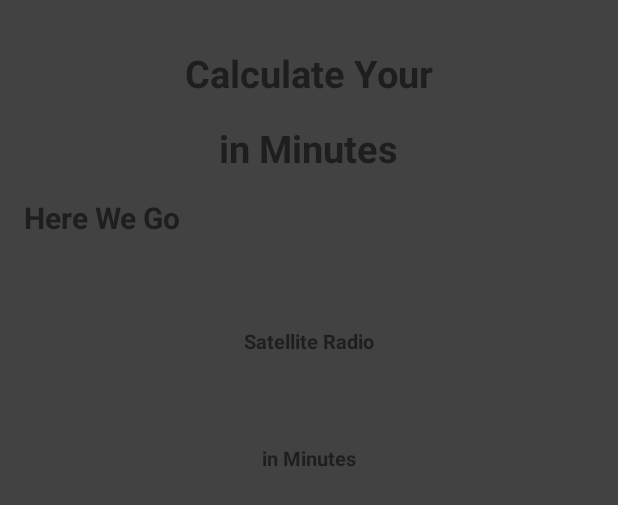
After one commit to sach1n1/ARCape, an Android app: the layout viewrender.xml on its own in the app's theme, with its tools: preview values and no code run, on a phone screen of 412 x 824 dp. The commit adds this screen. Shown: the top 505 px of the screen. Run offline under Robolectric (Android 15) with nearby library versions, the phone set to English and light mode, and no system bars.

Commit message:
viewRender sample iteration

```diff
--- /dev/null
+++ b/app/src/main/res/layout/viewrender.xml
@@ -0,0 +1,78 @@
+<?xml version="1.0" encoding="utf-8"?>
+<LinearLayout xmlns:android="http://schemas.android.com/apk/res/android"
+    xmlns:app="http://schemas.android.com/apk/res-auto"
+    xmlns:tools="http://schemas.android.com/tools"
+    android:background="@color/cardview_dark_background"
+    android:layout_width="match_parent"
+    android:layout_height="match_parent"
+    android:gravity="center_horizontal"
+    android:padding="16dp"
+    android:orientation="vertical"
+    tools:context=".MainActivity">
+
+    <TextView
+        android:layout_width="wrap_content"
+        android:layout_height="wrap_content"
+        android:layout_marginTop="15dp"
+        android:text="Calculate Your"
+        android:textSize="25sp"
+        android:textStyle="bold"
+        />
+
+
+
+    <TextView
+        android:layout_width="wrap_content"
+        android:layout_height="wrap_content"
+        android:layout_marginTop="15dp"
+        android:text="in Minutes"
+        android:textSize="25sp"
+        android:textStyle="bold"
+        />
+
+    <TextView
+
+        android:layout_width="match_parent"
+        android:layout_height="wrap_content"
+        android:text="Here We Go"
+        android:layout_marginTop="15dp"
+        android:textStyle="bold"
+        android:textSize="20sp"
+        ></TextView>
+
+    <TextView
+
+        android:layout_width="wrap_content"
+        android:layout_height="wrap_content"
+        android:layout_marginTop="30dp"
+        android:text=""
+        android:textSize="20dp"
+        android:textStyle="bold" />
+
+    <TextView
+        android:layout_width="wrap_content"
+        android:layout_height="wrap_content"
+        android:layout_marginTop="2dp"
+        android:text="Satellite Radio"
+        android:textSize="13dp"
+        android:textStyle="bold" />
+
+    <TextView
+
+        android:layout_width="wrap_content"
+        android:layout_height="wrap_content"
+        android:layout_marginTop="30dp"
+        android:text=""
+        android:textSize="20dp"
+        android:textStyle="bold" />
+
+    <TextView
+        android:layout_width="wrap_content"
+        android:layout_height="wrap_content"
+        android:layout_marginTop="2dp"
+        android:text="in Minutes"
+        android:textSize="13dp"
+        android:textStyle="bold" />
+
+
+</LinearLayout>
--- a/app/src/main/res/values/strings.xml
+++ b/app/src/main/res/values/strings.xml
@@ -1,3 +1,5 @@
 <resources>
     <string name="app_name">ARCape</string>
+    <color name="black">#FF000000</color>
+    <color name="white">#FFFFFFFF</color>
 </resources>
```
Also changed, not shown: app/src/main/java/com/example/arcape/MainActivity.kt (+37 -11 lines), 1107 other files.
